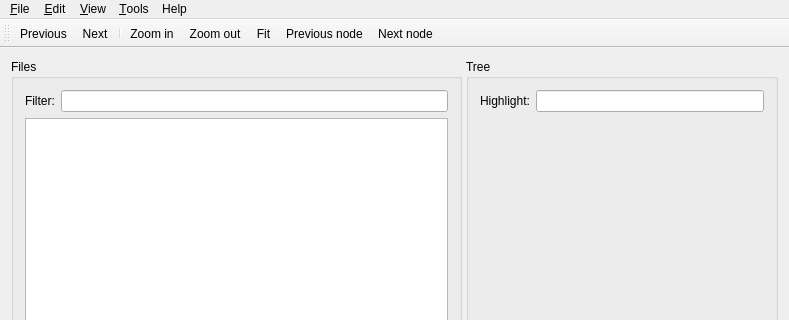
Old version of the form ui/DactMainWindow.ui in the repository rug-compling/dact; both pictures show x 0 to 789 and y 0 to 320 of the 789 by 660 pixel window.
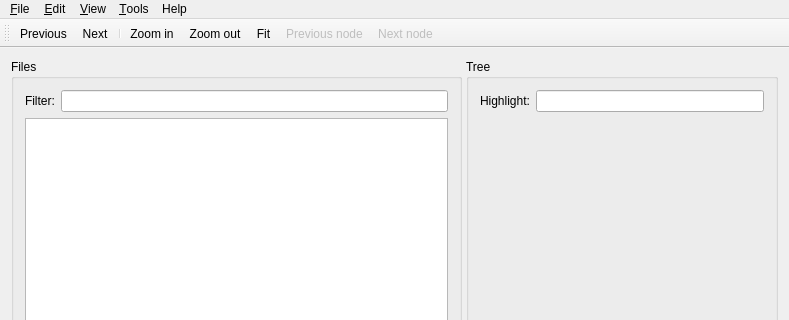
New version of the form. Icons and pictures are not drawn. Custom widgets are drawn as their Qt base class.

Commit message: Made previous/next node somewhat context-sensitive

Diff of the .ui file:
```diff
--- a/ui/DactMainWindow.ui
+++ b/ui/DactMainWindow.ui
@@ -260,6 +260,9 @@
     <iconset resource="../resources/dact.qrc">
      <normaloff>:/icons/1rightarrow.png</normaloff>:/icons/1rightarrow.png</iconset>
    </property>
+   <property name="enabled">
+    <bool>false</bool>
+   </property>
    <property name="text">
     <string>Next node</string>
    </property>
@@ -278,6 +281,9 @@
     <iconset resource="../resources/dact.qrc">
      <normaloff>:/icons/1leftarrow.png</normaloff>:/icons/1leftarrow.png</iconset>
    </property>
+   <property name="enabled">
+    <bool>false</bool>
+   </property>
    <property name="text">
     <string>Previous node</string>
    </property>
```
The commit also changes 2 other files.
